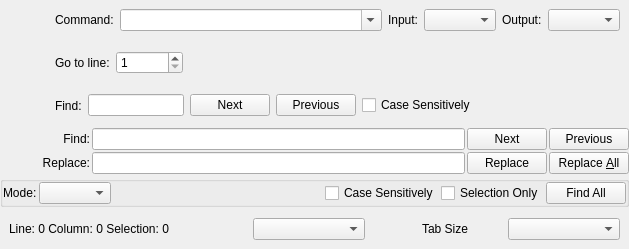
First picture: the form in resources/ui/codeeditor/status.ui, repository prymatex/prymatex, before the edit.
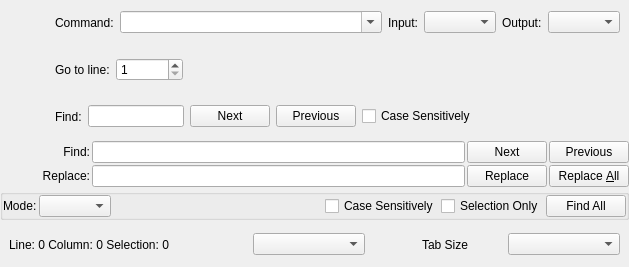
Second picture: the form after the edit. Icons and pictures are not drawn.

Patch:
```diff
--- a/resources/ui/codeeditor/status.ui
+++ b/resources/ui/codeeditor/status.ui
@@ -7,7 +7,7 @@
     <x>0</x>
     <y>0</y>
     <width>629</width>
-    <height>249</height>
+    <height>267</height>
    </rect>
   </property>
   <property name="windowTitle">
```
Left out of the diff: 53 changed lines with no effect on the pictures.
